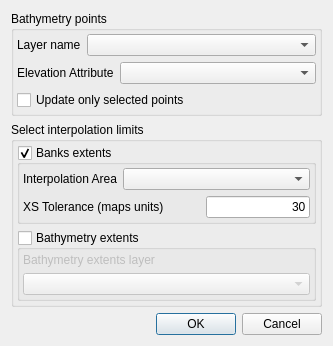
Before: the Qt Designer form rivergis/ui/ui_rasXSUpdate.ui in erpas/rgis, drawn with Qt 5.
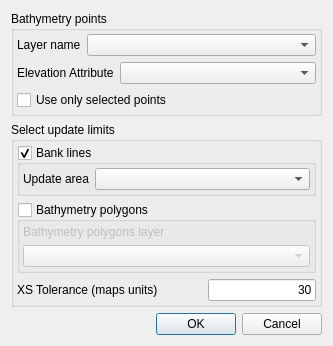
After: the same form once the commit is applied.

Commit message: finished updating xsection with bathymetry points, add: import only selected features into RDB

Patch:
```diff
--- a/rivergis/ui/ui_rasXSUpdate.ui
+++ b/rivergis/ui/ui_rasXSUpdate.ui
@@ -96,7 +96,7 @@
           <item>
            <widget class="QCheckBox" name="chkOnlySelected">
             <property name="text">
-             <string>Update only selected points</string>
+             <string>Use only selected points</string>
             </property>
            </widget>
           </item>
@@ -111,7 +111,7 @@
         <locale language="English" country="UnitedStates"/>
        </property>
        <property name="title">
-        <string>Select interpolation limits</string>
+        <string>Select update limits</string>
        </property>
        <property name="checkable">
         <bool>false</bool>
@@ -123,7 +123,7 @@
         <item row="0" column="0">
          <widget class="QGroupBox" name="groupBanksExt">
           <property name="title">
-           <string>Banks extents</string>
+           <string>Bank lines</string>
           </property>
           <property name="checkable">
            <bool>true</bool>
@@ -151,7 +151,7 @@
                   <locale language="English" country="UnitedStates"/>
                  </property>
                  <property name="text">
-                  <string>Interpolation Area</string>
+                  <string>Update area</string>
                  </property>
                 </widget>
                </item>
@@ -170,49 +170,6 @@
                </item>
               </layout>
              </item>
-             <item>
-              <layout class="QHBoxLayout" name="horizontalLayout_2">
-               <item>
-                <widget class="QLabel" name="label_4">
-                 <property name="locale">
-                  <locale language="English" country="UnitedStates"/>
-                 </property>
-                 <property name="text">
-                  <string>XS Tolerance (maps units)</string>
-                 </property>
-                </widget>
-               </item>
-               <item>
-                <spacer name="horizontalSpacer">
-                 <property name="locale">
-                  <locale language="English" country="UnitedStates"/>
-                 </property>
-                 <property name="orientation">
-                  <enum>Qt::Horizontal</enum>
-                 </property>
-                 <property name="sizeHint" stdset="0">
-                  <size>
-                   <width>40</width>
-                   <height>20</height>
-                  </size>
-                 </property>
-                </spacer>
-               </item>
-               <item>
-                <widget class="QLineEdit" name="xsTol">
-                 <property name="locale">
-                  <locale language="English" country="UnitedStates"/>
-                 </property>
-                 <property name="text">
-                  <string>30</string>
-                 </property>
-                 <property name="alignment">
-                  <set>Qt::AlignRight|Qt::AlignTrailing|Qt::AlignVCenter</set>
-                 </property>
-                </widget>
-               </item>
-              </layout>
-             </item>
             </layout>
            </item>
           </layout>
@@ -221,7 +178,7 @@
         <item row="1" column="0">
          <widget class="QGroupBox" name="groupBathyExt">
           <property name="title">
-           <string>Bathymetry extents</string>
+           <string>Bathymetry polygons</string>
           </property>
           <property name="checkable">
            <bool>true</bool>
@@ -244,7 +201,7 @@
                 <locale language="English" country="UnitedStates"/>
                </property>
                <property name="text">
-                <string>Bathymetry extents layer</string>
+                <string>Bathymetry polygons layer</string>
                </property>
               </widget>
              </item>
@@ -260,6 +217,49 @@
           </layout>
          </widget>
         </item>
+        <item row="2" column="0">
+         <layout class="QHBoxLayout" name="horizontalLayout_2">
+          <item>
+           <widget class="QLabel" name="label_4">
+            <property name="locale">
+             <locale language="English" country="UnitedStates"/>
+            </property>
+            <property name="text">
+             <string>XS Tolerance (maps units)</string>
+            </property>
+           </widget>
+          </item>
+          <item>
+           <spacer name="horizontalSpacer">
+            <property name="locale">
+             <locale language="English" country="UnitedStates"/>
+            </property>
+            <property name="orientation">
+             <enum>Qt::Horizontal</enum>
+            </property>
+            <property name="sizeHint" stdset="0">
+             <size>
+              <width>40</width>
+              <height>20</height>
+             </size>
+            </property>
+           </spacer>
+          </item>
+          <item>
+           <widget class="QLineEdit" name="xsTol">
+            <property name="locale">
+             <locale language="English" country="UnitedStates"/>
+            </property>
+            <property name="text">
+             <string>30</string>
+            </property>
+            <property name="alignment">
+             <set>Qt::AlignRight|Qt::AlignTrailing|Qt::AlignVCenter</set>
+            </property>
+           </widget>
+          </item>
+         </layout>
+        </item>
        </layout>
       </widget>
      </item>
```
The commit also changes 15 other files.
